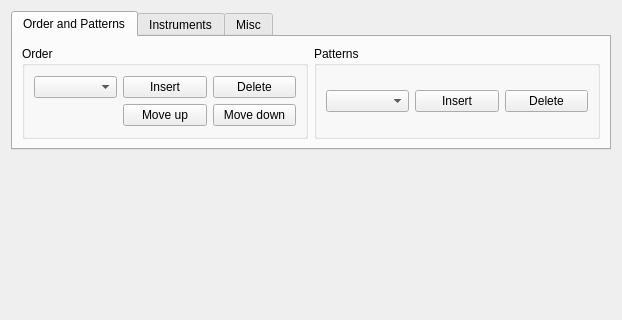
Above: source/trsedocuments/formttredit.ui from leuat/TRSE before the change; both pictures show x 0 to 622 and y 0 to 320 of the 622 by 459 pixel window. Below: the same form after it.
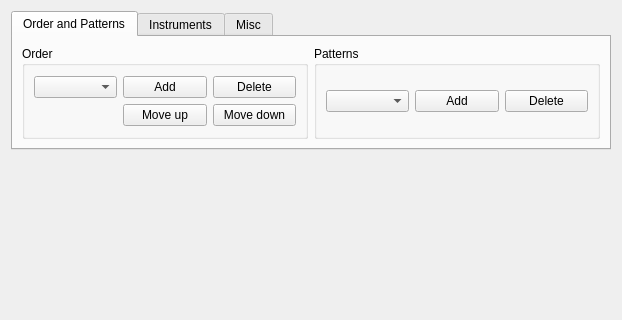
That is the form after the change.

```diff
--- a/source/trsedocuments/formttredit.ui
+++ b/source/trsedocuments/formttredit.ui
@@ -54,7 +54,7 @@
               <item row="0" column="1">
                <widget class="QPushButton" name="btnNewOrder">
                 <property name="text">
-                 <string>Insert</string>
+                 <string>Add</string>
                 </property>
                </widget>
               </item>
@@ -91,7 +91,7 @@
               <item row="0" column="1">
                <widget class="QPushButton" name="btnNewPattern">
                 <property name="text">
-                 <string>Insert</string>
+                 <string>Add</string>
                 </property>
                </widget>
               </item>
```
